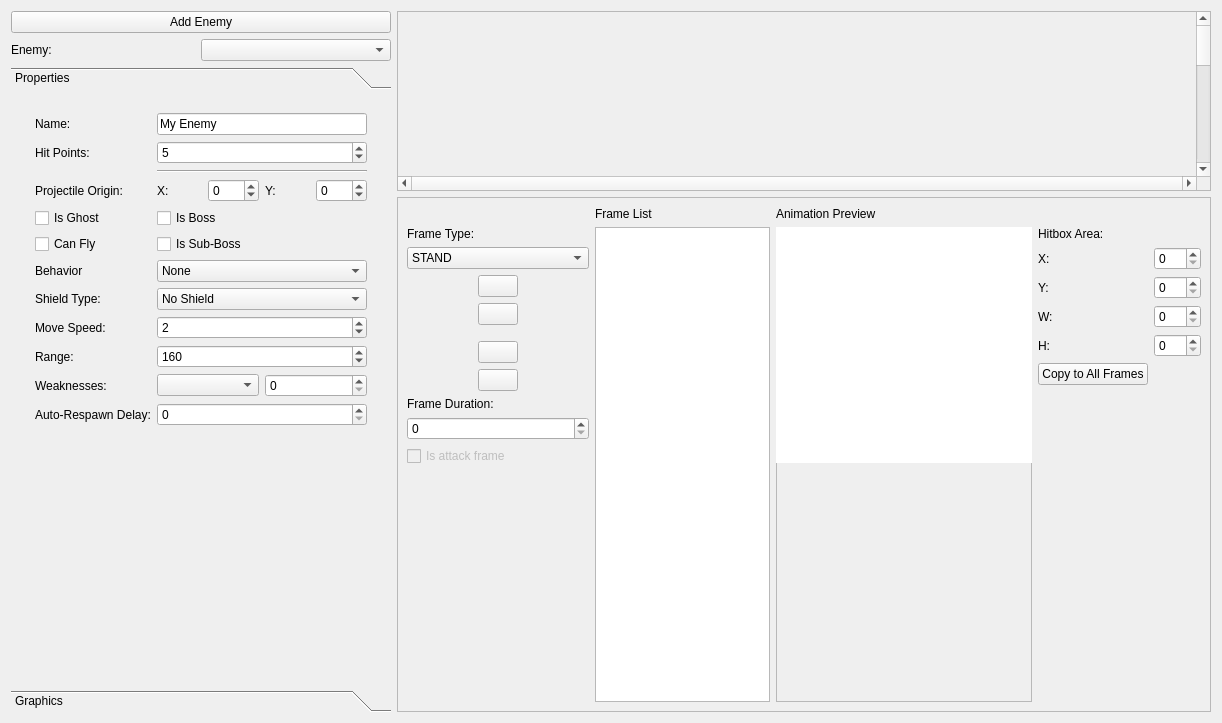
This is editor/mainwindow_tab/npc_edit.ui in protoman/rockbot as Qt 5 draws it before an edit. The edited form follows.
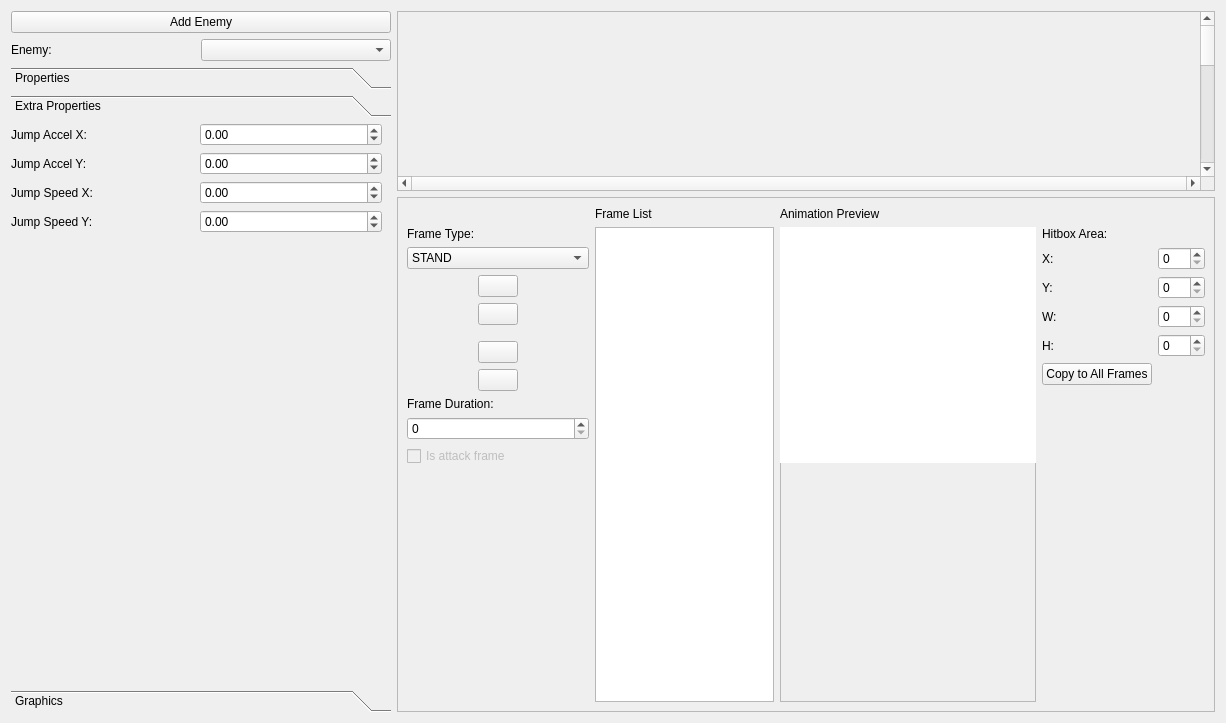
This is the edited form. Icons and pictures are not drawn. Custom widgets are drawn as their Qt base class.

Commit message: Implement jump multipliers for NPCs in editor and AI code. That will give more flexibility to define enemies jump width and heigth and also improve speed to avoid slow jumps. Maybe that can break the existing jumps of some enemies, so I'll need to re-test the games.

```diff
--- a/editor/mainwindow_tab/npc_edit.ui
+++ b/editor/mainwindow_tab/npc_edit.ui
@@ -6,7 +6,7 @@
    <rect>
     <x>0</x>
     <y>0</y>
-    <width>1222</width>
+    <width>1226</width>
     <height>723</height>
    </rect>
   </property>
@@ -22,8 +22,8 @@
   <property name="styleSheet">
    <string notr="true"/>
   </property>
-  <layout class="QHBoxLayout" name="horizontalLayout_6">
-   <item>
+  <layout class="QGridLayout" name="gridLayout_12">
+   <item row="0" column="0">
     <layout class="QGridLayout" name="gridLayout">
      <property name="rightMargin">
       <number>0</number>
@@ -80,7 +80,7 @@
         </size>
        </property>
        <property name="currentIndex">
-        <number>0</number>
+        <number>1</number>
        </property>
        <widget class="QWidget" name="page_3">
         <property name="geometry">
@@ -88,7 +88,7 @@
           <x>0</x>
           <y>0</y>
           <width>380</width>
-          <height>553</height>
+          <height>521</height>
          </rect>
         </property>
         <attribute name="label">
@@ -318,7 +318,7 @@
             <item row="2" column="0">
              <widget class="QLabel" name="label_62">
               <property name="text">
-               <string>Name:</string>
+               <string>Name: </string>
               </property>
              </widget>
             </item>
@@ -437,6 +437,122 @@
          </item>
         </layout>
        </widget>
+       <widget class="QWidget" name="npc_extra_properties_page">
+        <property name="geometry">
+         <rect>
+          <x>0</x>
+          <y>0</y>
+          <width>380</width>
+          <height>521</height>
+         </rect>
+        </property>
+        <attribute name="label">
+         <string>Extra Properties</string>
+        </attribute>
+        <widget class="QWidget" name="verticalLayoutWidget">
+         <property name="geometry">
+          <rect>
+           <x>0</x>
+           <y>0</y>
+           <width>371</width>
+           <height>511</height>
+          </rect>
+         </property>
+         <layout class="QVBoxLayout" name="verticalLayout">
+          <property name="bottomMargin">
+           <number>10</number>
+          </property>
+          <item>
+           <layout class="QGridLayout" name="gridLayout_13">
+            <item row="1" column="1">
+             <widget class="QDoubleSpinBox" name="npc_jump_accel_y_doubleSpinBox">
+              <property name="minimum">
+               <double>-99.989999999999995</double>
+              </property>
+              <property name="singleStep">
+               <double>0.100000000000000</double>
+              </property>
+             </widget>
+            </item>
+            <item row="0" column="0">
+             <widget class="QLabel" name="label_14">
+              <property name="text">
+               <string>Jump Accel X:</string>
+              </property>
+             </widget>
+            </item>
+            <item row="0" column="1">
+             <widget class="QDoubleSpinBox" name="npc_jump_accel_x_doubleSpinBox">
+              <property name="minimum">
+               <double>-99.989999999999995</double>
+              </property>
+              <property name="singleStep">
+               <double>0.100000000000000</double>
+              </property>
+             </widget>
+            </item>
+            <item row="3" column="1">
+             <widget class="QDoubleSpinBox" name="npc_jump_speed_y_doubleSpinBox">
+              <property name="minimum">
+               <double>-99.989999999999995</double>
+              </property>
+              <property name="singleStep">
+               <double>0.100000000000000</double>
+              </property>
+             </widget>
+            </item>
+            <item row="3" column="0">
+             <widget class="QLabel" name="label_17">
+              <property name="text">
+               <string>Jump Speed Y:</string>
+              </property>
+             </widget>
+            </item>
+            <item row="1" column="0">
+             <widget class="QLabel" name="label_15">
+              <property name="text">
+               <string>Jump Accel Y:</string>
+              </property>
+             </widget>
+            </item>
+            <item row="2" column="0">
+             <widget class="QLabel" name="label_16">
+              <property name="text">
+               <string>Jump Speed X:</string>
+              </property>
+             </widget>
+            </item>
+            <item row="2" column="1">
+             <widget class="QDoubleSpinBox" name="npc_jump_speed_x_doubleSpinBox">
+              <property name="minimum">
+               <double>-99.989999999999995</double>
+              </property>
+              <property name="singleStep">
+               <double>0.100000000000000</double>
+              </property>
+             </widget>
+            </item>
+           </layout>
+          </item>
+          <item>
+           <widget class="npc_jump_preview_area" name="jump_preview_widget" native="true">
+            <property name="sizePolicy">
+             <sizepolicy hsizetype="Expanding" vsizetype="Expanding">
+              <horstretch>0</horstretch>
+              <verstretch>0</verstretch>
+             </sizepolicy>
+            </property>
+            <property name="minimumSize">
+             <size>
+              <width>320</width>
+              <height>240</height>
+             </size>
+            </property>
+           </widget>
+          </item>
+         </layout>
+        </widget>
+       </widget>
        <widget class="QWidget" name="page_4">
         <property name="geometry">
          <rect>
@@ -744,7 +860,7 @@
      </item>
     </layout>
    </item>
-   <item>
+   <item row="0" column="1">
     <widget class="QWidget" name="verticalWidget_2" native="true">
      <property name="sizePolicy">
       <sizepolicy hsizetype="Expanding" vsizetype="Expanding">
@@ -1476,6 +1592,12 @@
    <header location="global">sprite_preview_area.h</header>
    <container>1</container>
   </customwidget>
+  <customwidget>
+   <class>npc_jump_preview_area</class>
+   <extends>QWidget</extends>
+   <header>npc_jump_preview_area.h</header>
+   <container>1</container>
+  </customwidget>
  </customwidgets>
  <resources>
   <include location="../resources/icons/icons.qrc"/>
```
Left out of the diff: 3 changed lines with no effect on the pictures. The commit also changes 18 other files.
